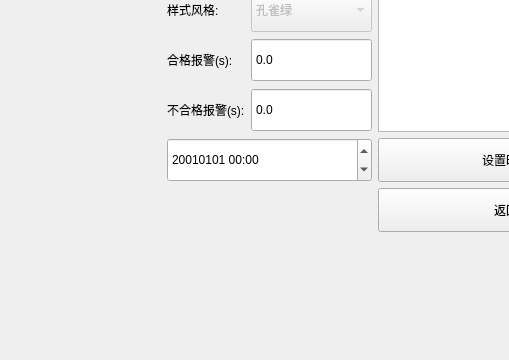
First picture: the form in WinSyst.ui, repository bloglink/aip-tester, before the edit; both pictures show x 0 to 509 and y 240 to 600 of the 800 by 600 pixel window.
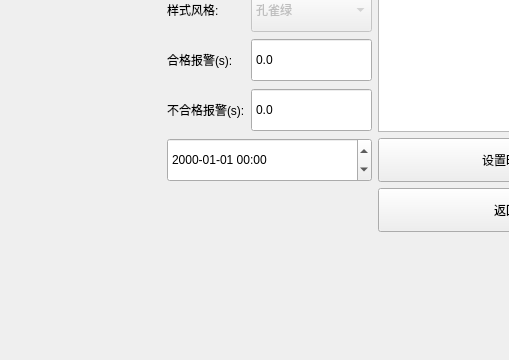
Second picture: the form after the edit.

Commit message: feat:(2.1.0.10)增加日期丢失判断

Diff of the .ui file:
```diff
--- a/WinSyst.ui
+++ b/WinSyst.ui
@@ -57,15 +57,8 @@
               <verstretch>0</verstretch>
              </sizepolicy>
             </property>
-            <property name="date">
-             <date>
-              <year>2001</year>
-              <month>1</month>
-              <day>1</day>
-             </date>
-            </property>
             <property name="displayFormat">
-             <string>yyyyMMdd hh:mm</string>
+             <string>yyyy-MM-dd hh:mm</string>
             </property>
            </widget>
           </item>
```
The commit also changes 2 other files.
